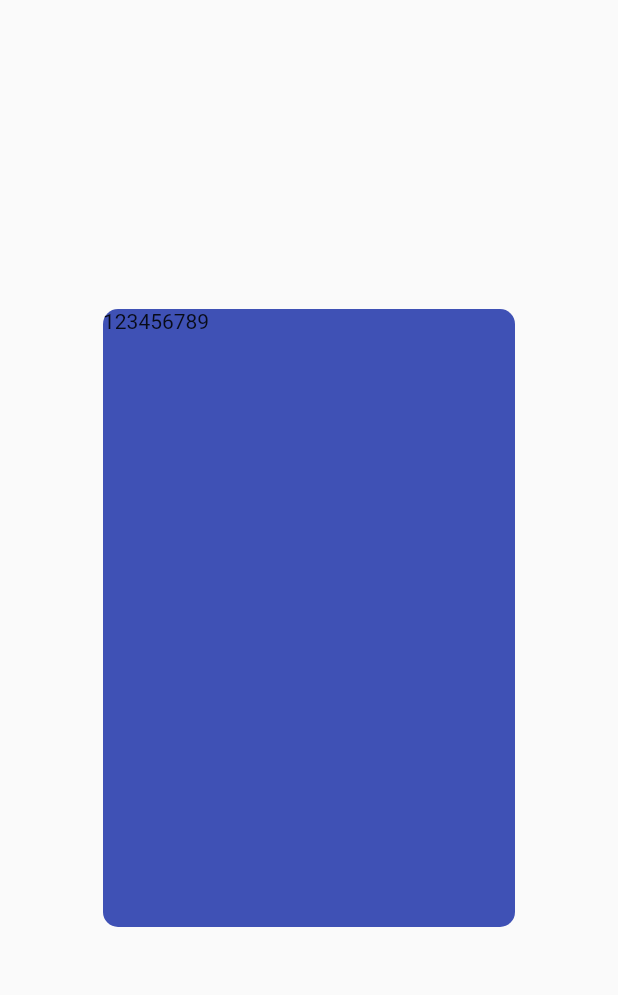
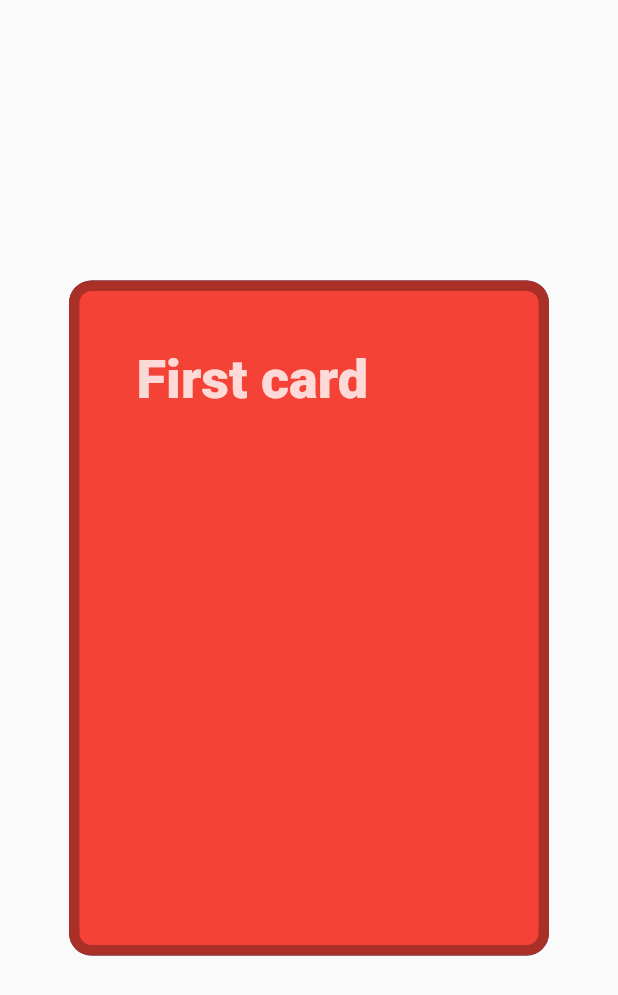
Before and after one commit to ninest/swipeable_card, a Flutter app: the screen it shows after launch, on a phone screen of 412 x 824 dp. Shown: the top 995 px of the screen. Run offline on Flutter 3.47's test engine with Material 2 defaults, Android fonts, the phone set to English and light mode, and no system bars.

Commit message:
finished example

```diff
--- /dev/null
+++ b/example/lib/card_example.dart
@@ -0,0 +1,37 @@
+import 'package:flutter/material.dart';
+
+class CardExample extends StatelessWidget {
+  const CardExample({Key key, this.color = Colors.indigo, this.text = "Card Example"})
+      : super(key: key);
+  final Color color;
+  final String text;
+
+  @override
+  Widget build(BuildContext context) {
+    return Container(
+      height: 450,
+      width: 320,
+
+      // Warning: hard-coding values like this is a bad practice
+      padding: EdgeInsets.all(38.0),
+      decoration: BoxDecoration(
+        color: color,
+        borderRadius: BorderRadius.circular(15.0),
+        border: Border.all(
+          width: 7.0,
+          color: Colors.transparent.withOpacity(0.3),
+        )
+      ),
+
+      child: Text(
+        text,
+        style: TextStyle(
+          fontSize: 36.0,
+          // color: Colors.white,
+          color: Colors.white.withOpacity(0.8),
+          fontWeight: FontWeight.w900,
+        ),
+      ),
+    );
+  }
+}
--- a/example/lib/home_route.dart
+++ b/example/lib/home_route.dart
@@ -1,45 +1,60 @@
+import 'package:example/card_example.dart';
 import 'package:flutter/material.dart';
 import 'package:swipeable_widget/swipeable_widget.dart';
 
-class HomeRoute extends StatelessWidget {
+class HomeRoute extends StatefulWidget {
   const HomeRoute({Key key}) : super(key: key);
 
   @override
+  _HomeRouteState createState() => _HomeRouteState();
+}
+
+class _HomeRouteState extends State<HomeRoute> {
+  final List<CardExample> cards = [
+    CardExample(color: Colors.red, text: "First card",),
+    CardExample(color: Colors.blue, text: "Second card",),
+    CardExample(color: Colors.orange),
+    CardExample(color: Colors.indigo),
+    CardExample(color: Colors.green, text: "The next card is the last",),
+    CardExample(color: Colors.purple, text: "This is the last card",),
+  ];
+  int currentCardIndex = 0;
+
+  @override
   Widget build(BuildContext context) {
-    final size = MediaQuery.of(context).size;
-    final double screenHeight = size.height;
-    final double screenWidth = size.width;
-
+    print(currentCardIndex);
+    print(cards.length);
     return Scaffold(
       body: Stack(
         children: <Widget>[
-          SwipeableWidget(
-            outsideScreenHorizontalValue: 5.0,
-            child: CardExample(
+          // show next card
+          // if there are no next cards, show nothing
+          if (!(currentCardIndex + 1 >= cards.length))
+            Align(
+              alignment: Alignment.center,
+              child: cards[currentCardIndex + 1],
+            ),
 
-              width: screenWidth/1.5,
-              height: screenHeight/2,
+          if (currentCardIndex < cards.length)
+            SwipeableWidget(
+              // this value requires some trial and error to find
+              // (see limitations in README)
+              outsideScreenHorizontalValue: 8.0,
+              child: cards[currentCardIndex],
+              // move to next card when top card is swiped away
+              onHorizontalSwipe: () => setState(() => currentCardIndex++),
+            )
+          else
+            // if the deck is complete, add a button to reset deck
+            Align(
+              alignment: Alignment.center,
+              child: FlatButton(
+                child: Text("Reset deck"),
+                onPressed: () => setState(() => currentCardIndex = 0),
+              ),
             ),
-          ),
         ],
       ),
     );
   }
 }
-
-class CardExample extends StatelessWidget {
-  const CardExample({Key key, this.color = Colors.indigo, this.width, this.height})
-      : super(key: key);
-  final Color color;
-  final double width;
-  final double height;
-
-  @override
-  Widget build(BuildContext context) {
-    return Container(
-        height: height,
-        width: width,
-        decoration: BoxDecoration(color: color, borderRadius: BorderRadius.circular(10.0)),
-        child: Text("123456789"));
-  }
-}
--- a/lib/src/swipeable.dart
+++ b/lib/src/swipeable.dart
@@ -167,12 +167,11 @@ class _SwipeableWidgetState extends State<SwipeableWidget> with SingleTickerProv
             });
 
             // the card has successfully been swiped away, so call the function
-            // widget.onHorizontalSwipe();
+            widget.onHorizontalSwipe();
           });
         } else {
           // (3) The widget has been left down at the finger at a position, so animate
           // it going back to the origin (center)
-          print("back to origin");
           _runBackToOriginAnimation();
         }
       },
```
